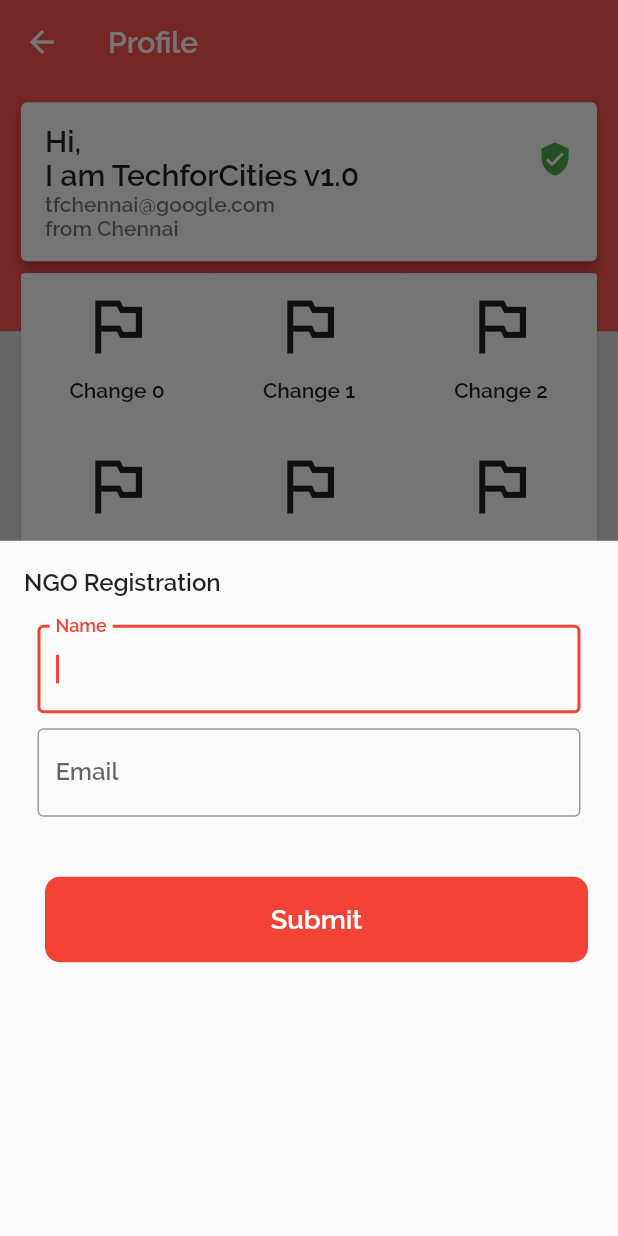
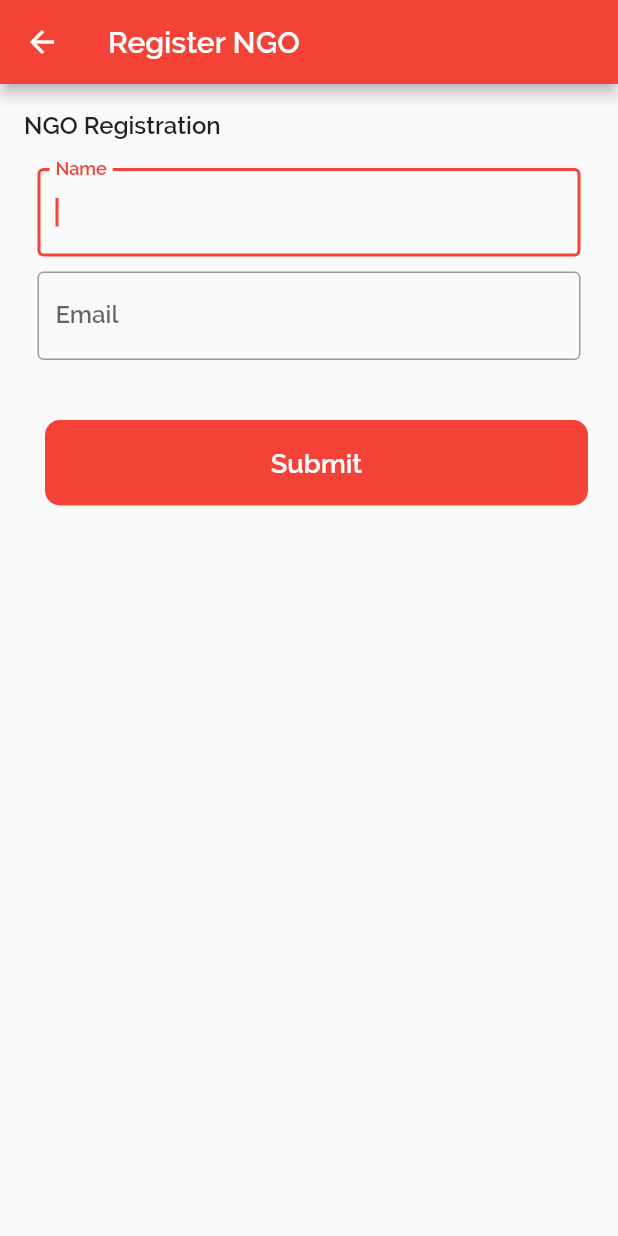
Before and after one commit to chennaitricolor/CEP-Main, a Flutter app: the ProfileScreen screen opened directly, after a tap on an icon or button, on a phone screen of 412 x 824 dp. Run offline on Flutter 3.47's test engine with Material 2 defaults, Android fonts, the light colour scheme and no system bars; our stand-ins replace pin_code_text_field, shared_preferences; missing offline and left inert: flutter_webview_plugin; accounts and stored records are empty; network calls fail.

Commit message:
ngo added

```diff
--- a/lib/main.dart
+++ b/lib/main.dart
@@ -10,6 +10,7 @@ import 'package:namma_chennai/webview.dart';
 import 'package:flutter_localizations/flutter_localizations.dart';
 import 'package:namma_chennai/locale/allTranslations.dart';
 import 'package:namma_chennai/routes/appview.dart';
+import 'package:namma_chennai/routes/ngo.dart';
 
 void main() async {
   // Initializes the translation module
@@ -70,6 +71,7 @@ class _NammaAppState extends State<NammaApp> {
         '/dashboard': (BuildContext context) => new HomeScreen(),
         '/wview': (BuildContext context) => new WebViewScreen(),
         '/appview': (BuildContext context) => new AppViewScreen(),
+        '/ngo': (BuildContext context) => new NGOScreen(),
       },
     );
   }
--- a/lib/routes/appview.dart
+++ b/lib/routes/appview.dart
@@ -88,6 +88,7 @@ class _AppViewScreenState extends State<AppViewScreen> {
                       FlatButton(
                         color: Colors.orangeAccent,
                         onPressed: () {
+                          Navigator.pop(context);
                           // Navigator.pushNamedAndRemoveUntil(
                           //     context, '/dashboard', (_) => false);
                         },
--- /dev/null
+++ b/lib/routes/ngo.dart
@@ -0,0 +1,86 @@
+import 'package:flutter/material.dart';
+
+class NGOScreen extends StatelessWidget {
+
+  @override
+  Widget build(BuildContext context) {
+    return Scaffold(
+        appBar: AppBar(
+          title: Text("Register NGO"),
+        ),
+        body: new Column(
+          // crossAxisAlignment: CrossAxisAlignment.center,
+          mainAxisSize: MainAxisSize.min,
+          children: <Widget>[
+            new ListTile(
+              title: Text("NGO Registration"),
+            ),
+            Container(
+              // margin: EdgeInsets.only(left: 10),
+              child: Column(
+                children: <Widget>[
+                  new Container(
+                    width: MediaQuery.of(context).size.width - 50,
+                    child: new TextField(
+                        keyboardType: TextInputType.text,
+                        textInputAction: TextInputAction.send,
+                        decoration: InputDecoration(
+                          labelText: "Name",
+                          hasFloatingPlaceholder: true,
+                          border: new OutlineInputBorder(
+                              borderSide: new BorderSide(color: Colors.teal)),
+                        ),
+                        autofocus: true),
+                  ),
+                  SizedBox(
+                    height: 10,
+                  ),
+                  new Container(
+                    width: MediaQuery.of(context).size.width - 50,
+                    child: new TextField(
+                        keyboardType: TextInputType.emailAddress,
+                        textInputAction: TextInputAction.send,
+                        decoration: InputDecoration(
+                          labelText: "Email",
+                          hasFloatingPlaceholder: true,
+                          border: new OutlineInputBorder(
+                              borderSide: new BorderSide(color: Colors.teal)),
+                        ),
+                        autofocus: true),
+                  ),
+                  SizedBox(
+                    height: 10,
+                  ),
+                ],
+              ),
+            ),
+            SizedBox(
+              height: 30,
+            ),
+            Container(
+              width: MediaQuery.of(context).size.width - 50,
+              margin: EdgeInsets.only(left: 10),
+              child: FlatButton(
+                color: Colors.red,
+                onPressed: () {
+                  Navigator.pop(context);
+                },
+                shape: new RoundedRectangleBorder(
+                    borderRadius: new BorderRadius.circular(10.0)),
+                child: Padding(
+                  padding: const EdgeInsets.symmetric(
+                      vertical: 18.0, horizontal: 58.0),
+                  child: Text(
+                    'Submit',
+                    style: TextStyle(
+                        color: Colors.white,
+                        fontSize: 18.0,
+                        fontWeight: FontWeight.bold),
+                  ),
+                ),
+              ),
+            )
+          ],
+        ));
+  }
+}
--- a/lib/routes/profile.dart
+++ b/lib/routes/profile.dart
@@ -10,89 +10,11 @@ class ProfileScreen extends StatelessWidget {
   @override
   Widget build(BuildContext context) {
     showNGOForm() {
-      showModalBottomSheet<void>(
-          context: context,
-          builder: (BuildContext context) {
-            return new Column(
-              // crossAxisAlignment: CrossAxisAlignment.center,
-              mainAxisSize: MainAxisSize.max,
-              children: <Widget>[
-                new ListTile(
-                  title: Text("NGO Registration"),
-                ),
-                Container(
-                  // margin: EdgeInsets.only(left: 10),
-                  child: Column(
-                    children: <Widget>[
-                      new Container(
-                        width: MediaQuery.of(context).size.width - 50,
-                        child: new TextField(
-                            keyboardType: TextInputType.text,
-                            textInputAction: TextInputAction.send,
-                            decoration: InputDecoration(
-                              labelText: "Name",
-                              hasFloatingPlaceholder: true,
-                              border: new OutlineInputBorder(
-                                  borderSide:
-                                      new BorderSide(color: Colors.teal)),
-                            ),
-                            autofocus: true),
-                      ),
-                      SizedBox(
-                        height: 10,
-                      ),
-                      new Container(
-                        width: MediaQuery.of(context).size.width - 50,
-                        child: new TextField(
-                            keyboardType: TextInputType.emailAddress,
-                            textInputAction: TextInputAction.send,
-                            decoration: InputDecoration(
-                              labelText: "Email",
-                              hasFloatingPlaceholder: true,
-                              border: new OutlineInputBorder(
-                                  borderSide:
-                                      new BorderSide(color: Colors.teal)),
-                            ),
-                            autofocus: true),
-                      ),
-                      SizedBox(
-                        height: 10,
-                      ),
-                    ],
-                  ),
-                ),
-                SizedBox(
-                  height: 30,
-                ),
-                Container(
-                  width: MediaQuery.of(context).size.width - 50,
-                  margin: EdgeInsets.only(left: 10),
-                  child: FlatButton(
-                    color: Colors.red,
-                    onPressed: () {
-                      Navigator.pop(context);
-                    },
-                    shape: new RoundedRectangleBorder(
-                        borderRadius: new BorderRadius.circular(10.0)),
-                    child: Padding(
-                      padding: const EdgeInsets.symmetric(
-                          vertical: 18.0, horizontal: 58.0),
-                      child: Text(
-                        'Submit',
-                        style: TextStyle(
-                            color: Colors.white,
-                            fontSize: 18.0,
-                            fontWeight: FontWeight.bold),
-                      ),
-                    ),
-                  ),
-                )
-              ],
-            );
-          });
+      Navigator.pushNamed(context, "/ngo");
     }
 
     return new Scaffold(
+        resizeToAvoidBottomPadding: false,
         backgroundColor: Colors.black12,
         appBar: new AppBar(
           backgroundColor: Colors.redAccent,
@@ -195,12 +117,12 @@ class ProfileScreen extends StatelessWidget {
                             borderRadius: new BorderRadius.circular(5.0)),
                         child: Padding(
                           padding: const EdgeInsets.symmetric(
-                              vertical: 15.0, horizontal: 150.0),
+                              vertical: 20.0, horizontal: 150.0),
                           child: Text(
                             'Logout',
                             style: TextStyle(
                                 color: Colors.white,
-                                fontSize: 18.0,
+                                fontSize: 15.0,
                                 fontWeight: FontWeight.bold),
                           ),
                         ),
```
